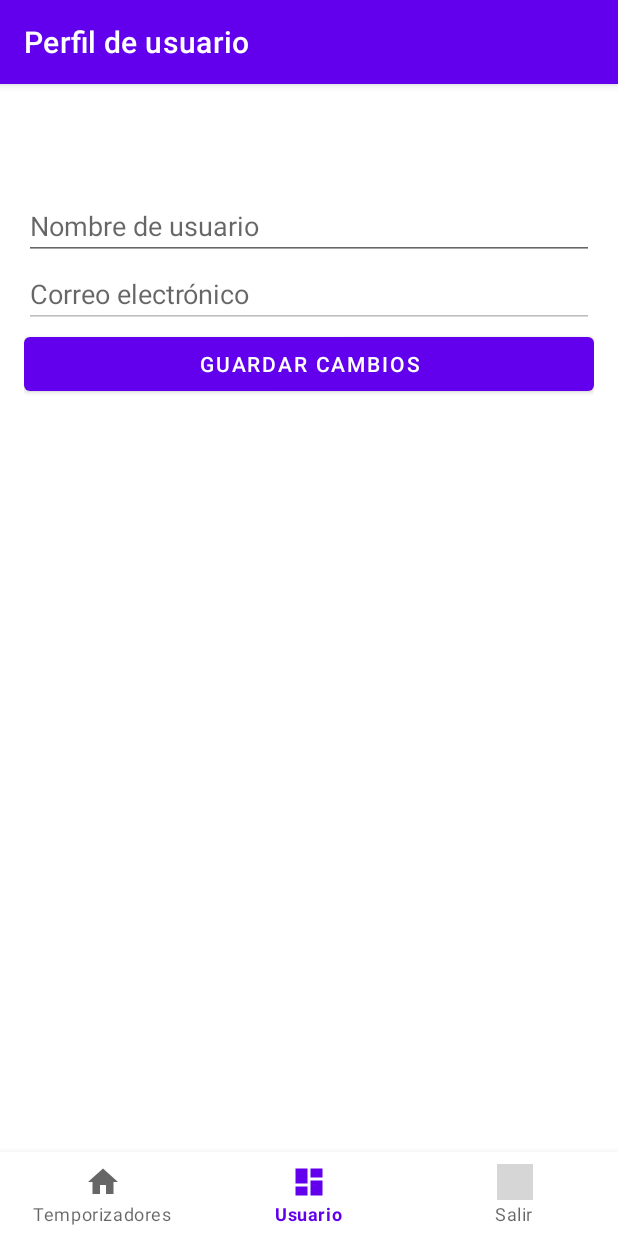
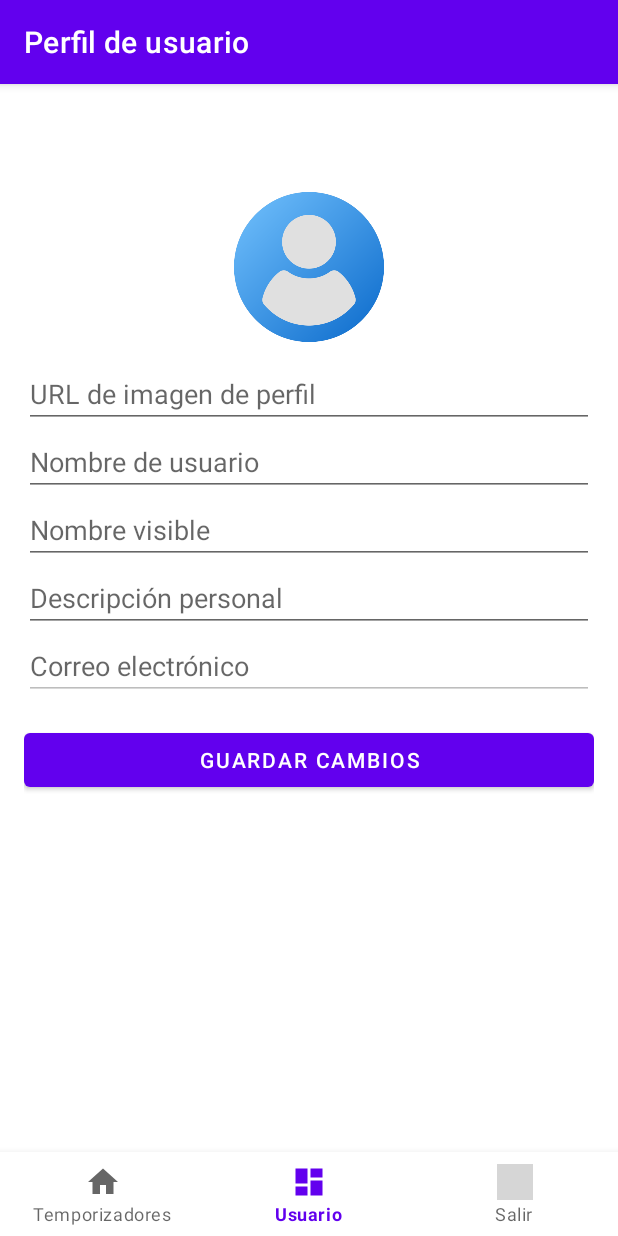
Before and after one commit to kevinzamoraa/Temporis-AndroidApp-2oDAM-2T_PMDM, an Android app: the DashboardFragment screen opened through its navigation route, on a phone screen of 412 x 824 dp. Run offline under Robolectric (Android 15) with nearby library versions, the phone set to English and light mode, and no system bars; our stand-ins replace Firebase (no records; nobody signed in at launch, a user with empty details on screens opened directly), navigation-ui; pictures from the network do not load; grey boxes are pictures that could not be loaded.

Commit message:
in progress / fixing issues / adding profile details

```diff
--- a/app/build.gradle.kts
+++ b/app/build.gradle.kts
@@ -100,6 +100,9 @@ dependencies {
 
     implementation("androidx.lifecycle:lifecycle-viewmodel-ktx:2.7.0")
 
+    implementation ("com.github.bumptech.glide:glide:4.16.0")
+    /*kapt ("com.github.bumptech.glide:compiler:4.16.0")*/
+
 }
 
 apply(plugin = "com.google.gms.google-services")
--- a/app/src/main/java/com/kevinzamora/temporis_androidapp/ui/dashboard/DashboardFragment.kt
+++ b/app/src/main/java/com/kevinzamora/temporis_androidapp/ui/dashboard/DashboardFragment.kt
@@ -4,33 +4,97 @@ import android.os.Bundle
 import android.view.LayoutInflater
 import android.view.View
 import android.view.ViewGroup
-import android.widget.TextView
+import android.widget.Toast
 import androidx.fragment.app.Fragment
-import androidx.lifecycle.ViewModelProvider
+import androidx.lifecycle.lifecycleScope
+import com.bumptech.glide.Glide
 import com.google.firebase.auth.FirebaseAuth
+import com.google.firebase.firestore.FirebaseFirestore
+import com.google.firebase.firestore.SetOptions
+import com.kevinzamora.temporis_androidapp.R
 import com.kevinzamora.temporis_androidapp.databinding.FragmentDashboardBinding
+import com.kevinzamora.temporis_androidapp.model.User
+import kotlinx.coroutines.launch
+import kotlinx.coroutines.tasks.await
 
 class DashboardFragment : Fragment() {
 
     private var _binding: FragmentDashboardBinding? = null
-
     private val binding get() = _binding!!
 
     override fun onCreateView(
-            inflater: LayoutInflater,
-            container: ViewGroup?,
-            savedInstanceState: Bundle?
-        ): View {
-            val dashboardViewModel =
-                ViewModelProvider(this).get(DashboardViewModel::class.java)
+        inflater: LayoutInflater,
+        container: ViewGroup?,
+        savedInstanceState: Bundle?
+    ): View {
+        _binding = FragmentDashboardBinding.inflate(inflater, container, false)
+        val root: View = binding.root
 
-            _binding = FragmentDashboardBinding.inflate(inflater, container, false)
-            val root: View = binding.root
+        val auth = FirebaseAuth.getInstance()
+        val user = auth.currentUser
+        val userId = user?.uid ?: return root
 
-        val user = FirebaseAuth.getInstance().currentUser
+        binding.etEmail.setText(user.email)
 
-        binding.etUsuario.setText(user?.displayName ?: "")
-        binding.etEmail.setText(user?.email ?: "")
+        // Cargar datos desde Firestore
+        lifecycleScope.launch {
+            try {
+                val snapshot = FirebaseFirestore.getInstance()
+                    .collection("users")
+                    .document(userId)
+                    .get()
+                    .await()
+
+                val userData = snapshot.toObject(User::class.java)
+                userData?.let {
+                    binding.etUsuario.setText(it.name)
+                    binding.etDescripcion.setText(it.descripcion)
+                    binding.etDisplayName.setText(it.displayName)
+                    binding.etProfileUrl.setText(it.profilePhoto)
+
+                    Glide.with(requireContext())
+                        .load(it.profilePhoto)
+                        .placeholder(R.drawable.ic_default_profile)
+                        .circleCrop()
+                        .into(binding.imgProfilePhoto)
+                }
+            } catch (e: Exception) {
+                Toast.makeText(requireContext(), "Error al cargar perfil", Toast.LENGTH_SHORT).show()
+            }
+        }
+
+        // Guardar cambios en Firestore
+        binding.btnGuardar.setOnClickListener {
+            val updatedUser = User(
+                userId,
+                binding.etUsuario.text.toString(),
+                user?.email ?: "",
+                binding.etDisplayName.text.toString(),
+                binding.etDescripcion.text.toString(),
+                binding.etProfileUrl.text.toString()
+            )
+
+            lifecycleScope.launch {
+                try {
+                    FirebaseFirestore.getInstance()
+                        .collection("users")
+                        .document(userId)
+                        .set(updatedUser, SetOptions.merge())
+                        .await()
+
+                    Toast.makeText(requireContext(), "Perfil actualizado", Toast.LENGTH_SHORT).show()
+
+                    Glide.with(requireContext())
+                        .load(updatedUser.profilePhoto)
+                        .placeholder(R.drawable.ic_default_profile)
+                        .circleCrop()
+                        .into(binding.imgProfilePhoto)
+
+                } catch (e: Exception) {
+                    Toast.makeText(requireContext(), "Error al guardar perfil", Toast.LENGTH_SHORT).show()
+                }
+            }
+        }
 
         return root
     }
--- /dev/null
+++ b/app/src/main/res/drawable/circle_background.xml
@@ -0,0 +1,5 @@
+<?xml version="1.0" encoding="utf-8"?>
+<shape xmlns:android="http://schemas.android.com/apk/res/android"
+    android:shape="oval">
+    <solid android:color="#E0E0E0" /> <!-- Color gris claro -->
+</shape>
--- a/app/src/main/res/layout/fragment_dashboard.xml
+++ b/app/src/main/res/layout/fragment_dashboard.xml
@@ -7,7 +7,6 @@
     tools:context=".ui.dashboard.DashboardFragment">
 
     <ScrollView
-        xmlns:android="http://schemas.android.com/apk/res/android"
         android:layout_width="match_parent"
         android:layout_height="match_parent">
 
@@ -17,12 +16,48 @@
             android:layout_width="match_parent"
             android:layout_height="wrap_content">
 
+            <!-- Imagen de perfil -->
+            <ImageView
+                android:id="@+id/imgProfilePhoto"
+                android:layout_width="100dp"
+                android:layout_height="100dp"
+                android:layout_gravity="center"
+                android:layout_marginBottom="12dp"
+                android:scaleType="centerCrop"
+                android:background="@drawable/circle_background"
+                android:src="@drawable/ic_default_profile" />
+
+            <!-- URL de la imagen de perfil -->
+            <EditText
+                android:id="@+id/etProfileUrl"
+                android:layout_width="match_parent"
+                android:layout_height="wrap_content"
+                android:hint="URL de imagen de perfil"
+                android:inputType="textUri" />
+
+            <!-- Nombre de usuario -->
             <EditText
                 android:id="@+id/etUsuario"
                 android:layout_width="match_parent"
                 android:layout_height="wrap_content"
                 android:hint="Nombre de usuario" />
 
+            <!-- Nombre visible -->
+            <EditText
+                android:id="@+id/etDisplayName"
+                android:layout_width="match_parent"
+                android:layout_height="wrap_content"
+                android:hint="Nombre visible" />
+
+            <!-- Descripción -->
+            <EditText
+                android:id="@+id/etDescripcion"
+                android:layout_width="match_parent"
+                android:layout_height="wrap_content"
+                android:hint="Descripción personal"
+                android:inputType="textMultiLine" />
+
+            <!-- Correo electrónico -->
             <EditText
                 android:id="@+id/etEmail"
                 android:layout_width="match_parent"
@@ -30,11 +65,13 @@
                 android:hint="Correo electrónico"
                 android:enabled="false" />
 
+            <!-- Botón para guardar -->
             <Button
                 android:id="@+id/btnGuardar"
                 android:layout_width="match_parent"
                 android:layout_height="wrap_content"
-                android:text="Guardar cambios" />
+                android:text="Guardar cambios"
+                android:layout_marginTop="16dp" />
         </LinearLayout>
     </ScrollView>
 
```
Also changed, not shown: app/src/main/java/com/kevinzamora/temporis_androidapp/model/User.java (+28 -18 lines), app/src/main/res/drawable/ic_default_profile.png (added).
